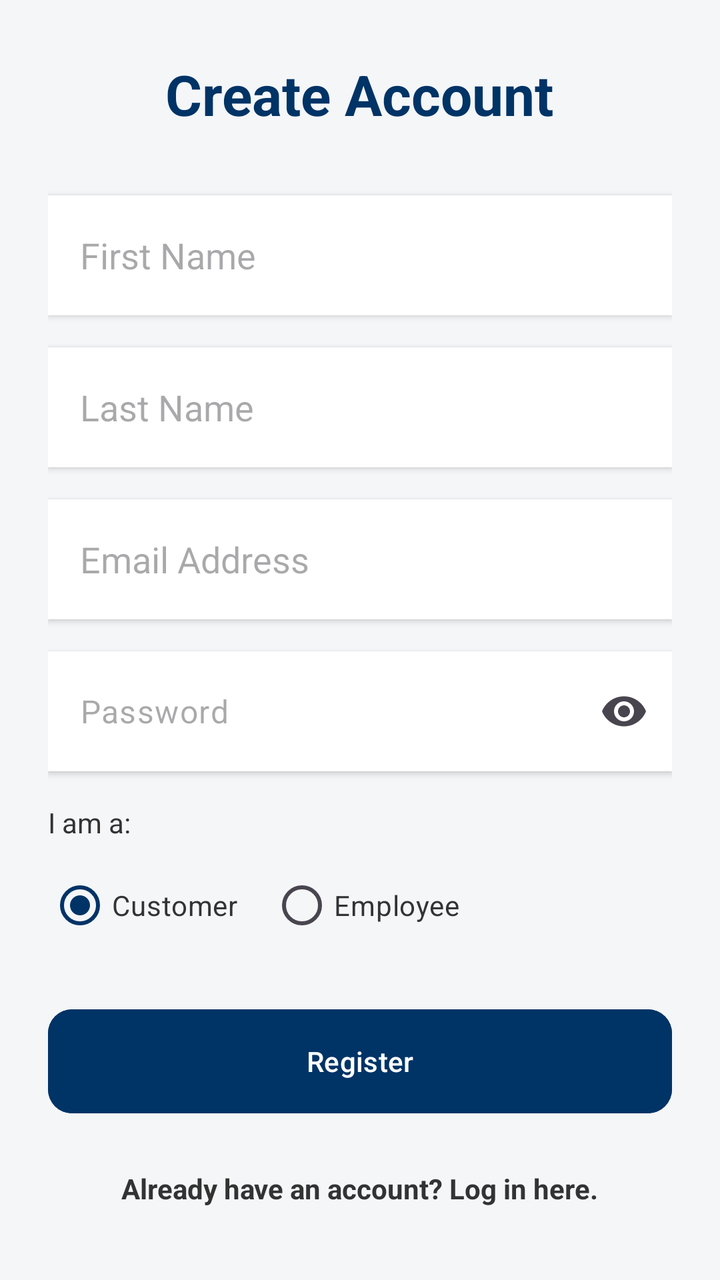
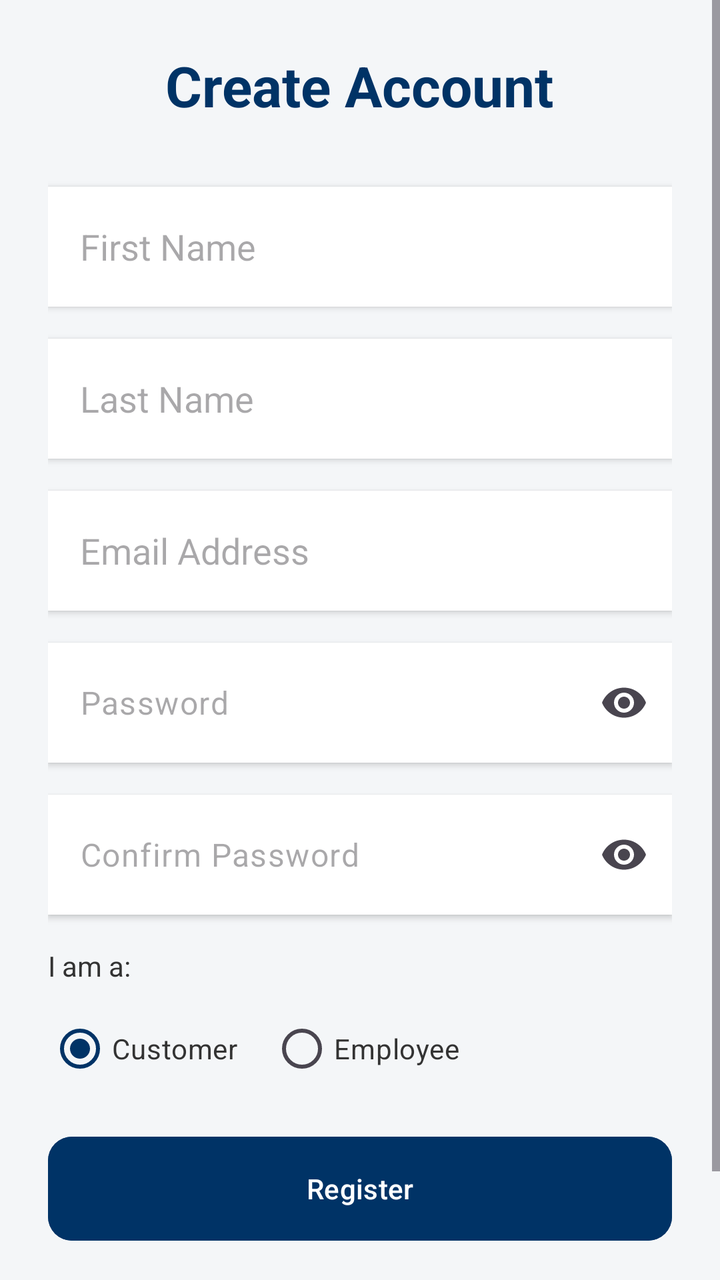

Before-and-after screenshots of an Android layout around one commit, followed by the original layout XML and the change that was made.
<!-- AndroidManifest.xml: application theme Theme.PrintIt -->
<!-- res/layout/activity_register.xml -->
<?xml version="1.0" encoding="utf-8"?>
<ScrollView xmlns:android="http://schemas.android.com/apk/res/android"
    xmlns:app="http://schemas.android.com/apk/res-auto"
    android:layout_width="match_parent"
    android:layout_height="match_parent"
    android:fillViewport="true"
    android:background="@color/caicon_grey_background">

    <LinearLayout
        android:layout_width="match_parent"
        android:layout_height="wrap_content"
        android:orientation="vertical"
        android:padding="24dp"
        android:gravity="center">

        <TextView
            android:layout_width="wrap_content"
            android:layout_height="wrap_content"
            android:text="Create Account"
            android:textSize="28sp"
            android:textStyle="bold"
            android:textColor="@color/caicon_blue_primary"
            android:layout_marginBottom="32dp"/>

        <EditText
            android:id="@+id/et_register_firstname"
            android:layout_width="match_parent"
            android:layout_height="60dp"
            android:hint="First Name"
            android:inputType="textPersonName"
            android:background="@color/white"
            android:textColor="@color/black"
            android:padding="16dp"
            android:layout_marginBottom="16dp"
            android:elevation="2dp"/>

        <EditText
            android:id="@+id/et_register_lastname"
            android:layout_width="match_parent"
            android:layout_height="60dp"
            android:hint="Last Name"
            android:inputType="textPersonName"
            android:background="@color/white"
            android:textColor="@color/black"
            android:padding="16dp"
            android:layout_marginBottom="16dp"
            android:elevation="2dp"/>

        <EditText
            android:id="@+id/et_register_email"
            android:layout_width="match_parent"
            android:layout_height="60dp"
            android:hint="Email Address"
            android:inputType="textEmailAddress"
            android:background="@color/white"
            android:textColor="@color/black"
            android:padding="16dp"
            android:layout_marginBottom="16dp"
            android:elevation="2dp"/>

        <com.google.android.material.textfield.TextInputLayout
            android:layout_width="match_parent"
            android:layout_height="60dp"
            android:layout_marginBottom="16dp"
            app:endIconMode="password_toggle"
            app:hintEnabled="false"
            android:background="@color/white"
            android:elevation="2dp">

            <com.google.android.material.textfield.TextInputEditText
                android:id="@+id/et_register_password"
                android:layout_width="match_parent"
                android:layout_height="match_parent"
                android:hint="Password"
                android:inputType="textPassword"
                android:background="@android:color/transparent"
                android:textColor="@color/black"
                android:padding="16dp"/>
        </com.google.android.material.textfield.TextInputLayout>

        <TextView
            android:layout_width="match_parent"
            android:layout_height="wrap_content"
            android:text="I am a:"
            android:textColor="@color/caicon_grey_text_dark"
            android:layout_marginBottom="8dp"/>

        <RadioGroup
            android:id="@+id/rg_register_role"
            android:layout_width="match_parent"
            android:layout_height="wrap_content"
            android:orientation="horizontal"
            android:layout_marginBottom="24dp">

            <RadioButton
                android:id="@+id/rb_register_customer"
                android:layout_width="wrap_content"
                android:layout_height="wrap_content"
                android:text="Customer"
                android:checked="true"
                android:textColor="@color/caicon_grey_text_dark"/>

            <RadioButton
                android:id="@+id/rb_register_employee"
                android:layout_width="wrap_content"
                android:layout_height="wrap_content"
                android:text="Employee"
                android:layout_marginStart="16dp"
                android:textColor="@color/caicon_grey_text_dark"/>
        </RadioGroup>

        <Button
            android:id="@+id/btn_create_account"
            android:layout_width="match_parent"
            android:layout_height="60dp"
            android:text="Register"
            android:textColor="@color/white"
            android:backgroundTint="@color/caicon_blue_primary"
            app:cornerRadius="12dp"
            android:layout_marginBottom="16dp"/>

        <TextView
            android:id="@+id/tv_go_to_login"
            android:layout_width="wrap_content"
            android:layout_height="wrap_content"
            android:text="Already have an account? Log in here."
            android:textColor="@color/caicon_grey_text_dark"
            android:textStyle="bold"
            android:padding="8dp"/>

    </LinearLayout>
</ScrollView>
<!-- resources referenced by this layout -->
<resources>
  <color name="black">#000000</color>
  <color name="caicon_blue_primary">#003366</color>
  <color name="caicon_grey_background">#F4F6F8</color>
  <color name="caicon_grey_text_dark">#333333</color>
  <color name="white">#FFFFFF</color>
  <style name="Theme.PrintIt" parent="Base.Theme.PrintIt" />
  <style name="Base.Theme.PrintIt" parent="Theme.Material3.DayNight.NoActionBar">
          <item name="colorPrimary">@color/caicon_blue_primary</item>
          <item name="colorPrimaryVariant">@color/caicon_blue_primary</item>
  
          <item name="android:statusBarColor">@color/caicon_blue_primary</item>
          <item name="android:windowSplashScreenBackground">@color/caicon_blue_primary</item>
  
          <item name="android:windowBackground">@color/caicon_blue_primary</item>
      </style>
</resources>

<!-- the commit's change to res/layout/activity_register.xml (unified diff, before → after) -->
@@ -78,6 +78,26 @@
                 android:padding="16dp"/>
         </com.google.android.material.textfield.TextInputLayout>
 
+        <com.google.android.material.textfield.TextInputLayout
+            android:layout_width="match_parent"
+            android:layout_height="60dp"
+            android:layout_marginBottom="16dp"
+            app:endIconMode="password_toggle"
+            app:hintEnabled="false"
+            android:background="@color/white"
+            android:elevation="2dp">
+
+            <com.google.android.material.textfield.TextInputEditText
+                android:id="@+id/et_register_confirm_password"
+                android:layout_width="match_parent"
+                android:layout_height="match_parent"
+                android:hint="Confirm Password"
+                android:inputType="textPassword"
+                android:background="@android:color/transparent"
+                android:textColor="@color/black"
+                android:padding="16dp"/>
+        </com.google.android.material.textfield.TextInputLayout>
+
         <TextView
             android:layout_width="match_parent"
             android:layout_height="wrap_content"
@@ -90,7 +110,7 @@
             android:layout_width="match_parent"
             android:layout_height="wrap_content"
             android:orientation="horizontal"
-            android:layout_marginBottom="24dp">
+            android:layout_marginBottom="16dp">
 
             <RadioButton
                 android:id="@+id/rb_register_customer"
@@ -108,6 +128,19 @@
                 android:layout_marginStart="16dp"
                 android:textColor="@color/caicon_grey_text_dark"/>
         </RadioGroup>
+
+        <EditText
+            android:id="@+id/et_secret_code"
+            android:layout_width="match_parent"
+            android:layout_height="60dp"
+            android:hint="Corporate Invite Code"
+            android:inputType="textPassword"
+            android:background="#FFE0B2"
+            android:textColor="@color/black"
+            android:padding="16dp"
+            android:layout_marginBottom="24dp"
+            android:elevation="2dp"
+            android:visibility="gone"/>
 
         <Button
             android:id="@+id/btn_create_account"
<!-- resource entries referenced after the edit -->
@@ -11,9 +11,10 @@
           <item name="colorPrimaryVariant">@color/caicon_blue_primary</item>
   
           <item name="android:statusBarColor">@color/caicon_blue_primary</item>
-          <item name="android:windowSplashScreenBackground">@color/caicon_blue_primary</item>
+          <item name="android:windowSplashScreenBackground" tools:targetApi="31">@color/caicon_blue_primary</item>
+          <item name="android:windowBackground">@color/caicon_blue_primary</item>
   
-          <item name="android:windowBackground">@color/caicon_blue_primary</item>
+          <item name="colorControlActivated">@color/caicon_blue_primary</item>
       </style>
 </resources>
 
